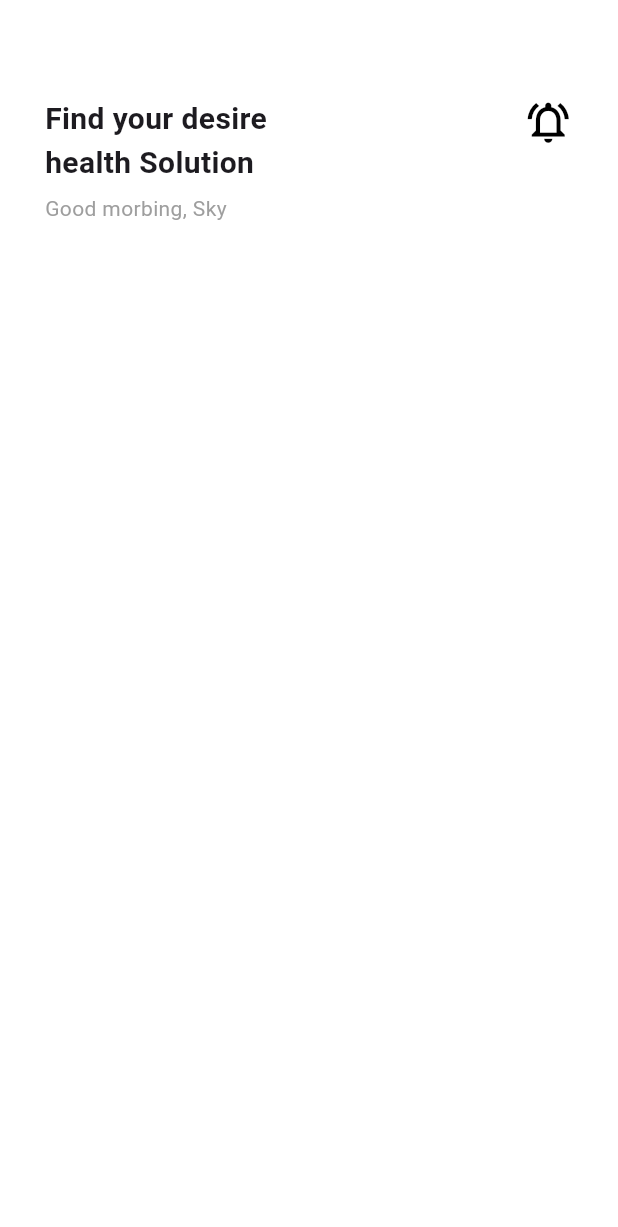
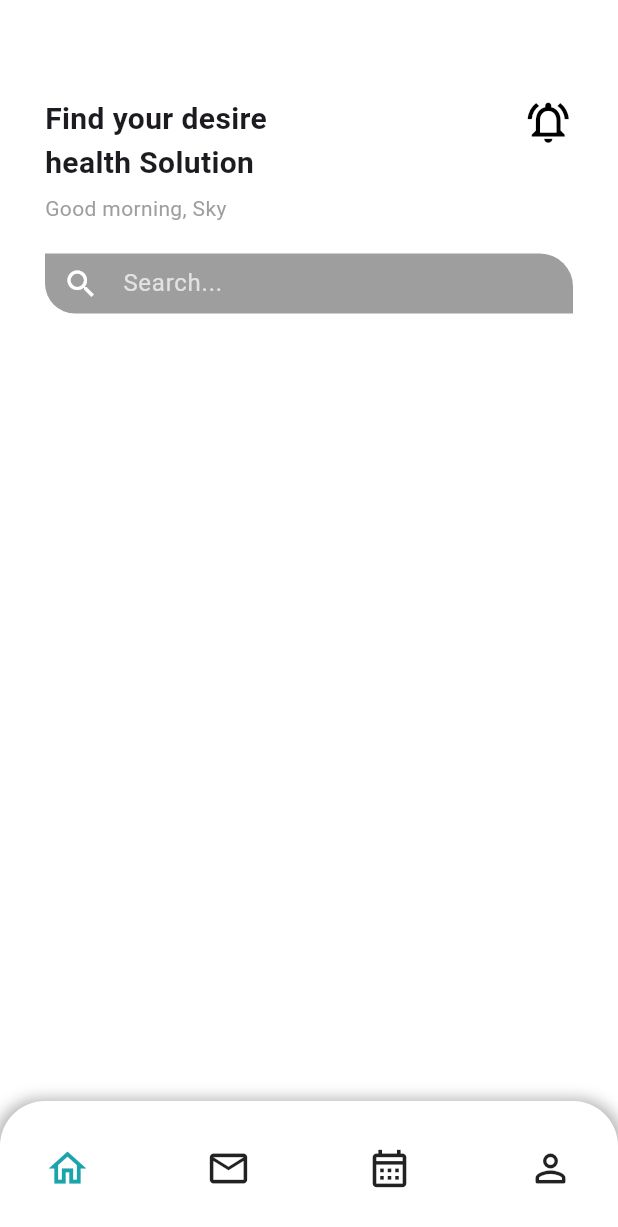
Before and after one commit to admin123KK/merodoctor555, a Flutter app: the Homepage screen opened directly, on a phone screen of 412 x 824 dp. Shown: the top 1227 px of the screen. Run offline on Flutter 3.47's test engine with Material 3 defaults, Android fonts, the phone set to English and light mode, and no system bars.

Commit message:
bottom navigator

```diff
--- a/lib/homepage.dart
+++ b/lib/homepage.dart
@@ -20,11 +20,11 @@ class _HomepageState extends State<Homepage> {
     DateTime now = DateTime.now();
     int hour = now.hour;
     if (hour < 12) {
-      greeting = "Good morbing";
+      greeting = "Good morning"; // corrected typo
     } else if (hour < 17) {
       greeting = "Good afternoon";
     } else {
-      greeting = "Good Evening";
+      greeting = "Good evening";
     }
   }
 
@@ -33,10 +33,8 @@ class _HomepageState extends State<Homepage> {
     return Scaffold(
       backgroundColor: Colors.white,
       body: Padding(
-        padding: EdgeInsets.symmetric(horizontal: 30, vertical: 65),
-        child: Row(
-          crossAxisAlignment: CrossAxisAlignment.start, // Align to top
-          mainAxisAlignment: MainAxisAlignment.spaceBetween,
+        padding: const EdgeInsets.symmetric(horizontal: 30, vertical: 65),
+        child: Stack(
           children: [
             Column(
               crossAxisAlignment: CrossAxisAlignment.start,
@@ -48,16 +46,85 @@ class _HomepageState extends State<Homepage> {
                 const SizedBox(height: 6),
                 Text(
                   '$greeting, Sky',
-                  style: TextStyle(color: Colors.grey),
+                  style: const TextStyle(color: Colors.grey),
+                ),
+                const SizedBox(height: 20),
+                Container(
+                  height: 40,
+                  decoration: const BoxDecoration(
+                    color: Colors.grey,
+                    borderRadius: BorderRadius.only(
+                      bottomLeft: Radius.circular(20),
+                      topRight: Radius.circular(22),
+                    ),
+                  ),
+                  child: const TextField(
+                    style: TextStyle(color: Colors.white),
+                    cursorColor: Colors.white,
+                    decoration: InputDecoration(
+                      prefixIcon: Icon(Icons.search, color: Colors.white),
+                      hintText: 'Search...',
+                      hintStyle: TextStyle(color: Colors.white70),
+                      border: InputBorder.none,
+                      contentPadding: EdgeInsets.symmetric(vertical: 10),
+                    ),
+                  ),
                 ),
               ],
             ),
-            const Icon(
-              Icons.notifications_active_outlined,
-              color: Colors.black,
-              size: 33,
+            const Positioned(
+              top: 0,
+              right: 0,
+              child: const Icon(
+                Icons.notifications_active_outlined,
+                color: Colors.black,
+                size: 33,
+              ),
             ),
           ],
+        ),
+      ),
+      bottomNavigationBar: Container(
+        height: 90,
+        width: double.infinity,
+        decoration: BoxDecoration(
+            color: Colors.white,
+            borderRadius: const BorderRadius.only(
+              topLeft: Radius.circular(30),
+              topRight: Radius.circular(30),
+            ),
+            boxShadow: [
+              BoxShadow(
+                color: Colors.black.withOpacity(0.3),
+                blurRadius: 8,
+                spreadRadius: 3,
+                offset: Offset(0, 2),
+              ),
+            ]),
+        child: const Padding(
+          padding: EdgeInsets.symmetric(horizontal: 30),
+          child: Row(
+            mainAxisAlignment: MainAxisAlignment.spaceBetween,
+            children: [
+              Icon(
+                Icons.home_outlined,
+                size: 30,
+                color: Color(0xFF1CA4AC),
+              ),
+              Icon(
+                Icons.mail_outline,
+                size: 30,
+              ),
+              Icon(
+                Icons.calendar_month_outlined,
+                size: 30,
+              ),
+              Icon(
+                Icons.person_outline_rounded,
+                size: 30,
+              ),
+            ],
+          ),
         ),
       ),
     );
```
